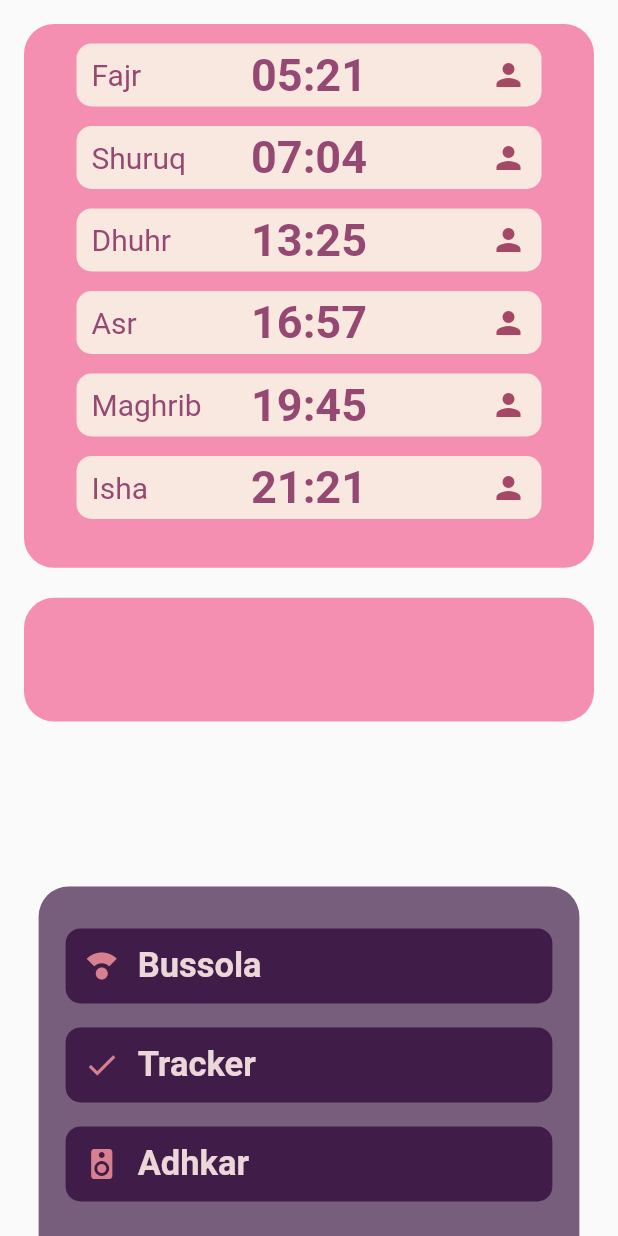
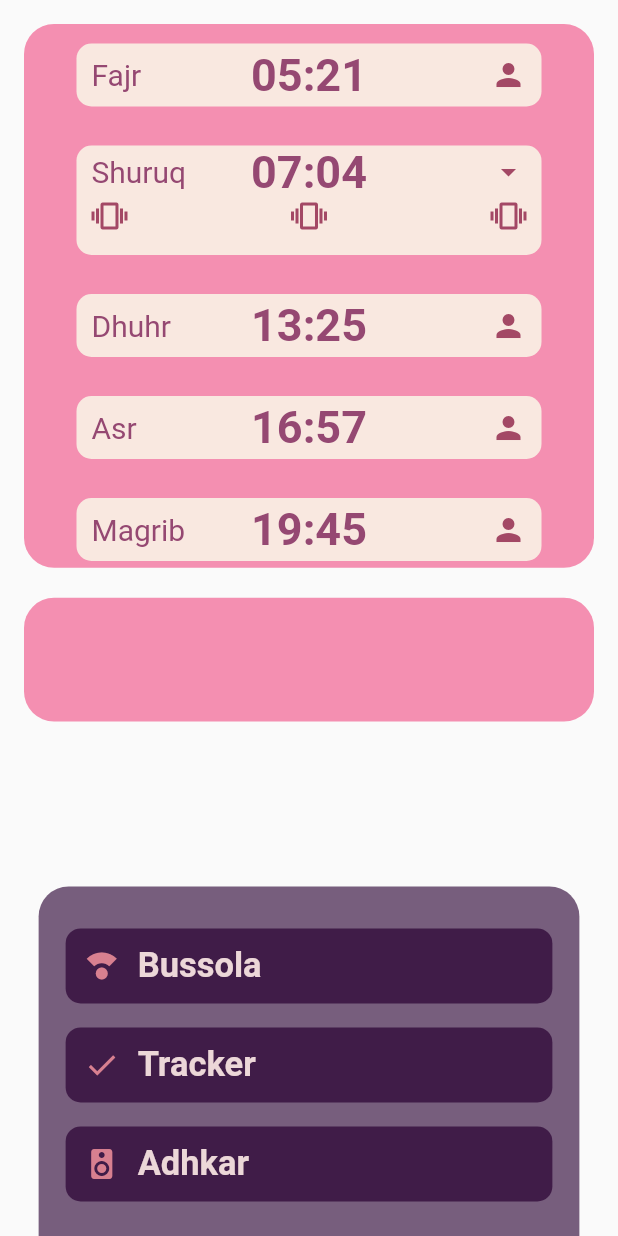
Before and after one commit to om4rr4mo/UPray, a Flutter app: the screen it shows after launch, after a tap on "Fajr", after a tap on "Shuruq", on a phone screen of 412 x 824 dp. Run offline on Flutter 3.47's test engine with Material 2 defaults, Android fonts, the phone set to English and light mode, and no system bars.

Commit message:
prayer notification [added]

```diff
--- a/lib/components/expandible_contents/home/prayer_expanded.dart
+++ b/lib/components/expandible_contents/home/prayer_expanded.dart
@@ -18,13 +18,13 @@ class _PrayerExpandedState extends State<PrayerExpanded> {
   Widget build(BuildContext context) {
     return SingleChildScrollView(
       child: Column(
-        children: [
-          PrayerMenu(prayerName: "Fajr", prayerTime: "05:21", onTap: () {}),
-          PrayerMenu(prayerName: "Shuruq", prayerTime: "07:04", onTap: () {}),
-          PrayerMenu(prayerName: "Dhuhr", prayerTime: "13:25", onTap: () {}),
-          PrayerMenu(prayerName: "Asr", prayerTime: "16:57", onTap: () {}),
-          PrayerMenu(prayerName: "Maghrib", prayerTime: "19:45", onTap: () {}),
-          PrayerMenu(prayerName: "Isha", prayerTime: "21:21", onTap: () {}),
+        children: const [
+          PrayerMenu(prayerName: "Fajr", prayerTime: "05:21"),
+          PrayerMenu(prayerName: "Shuruq", prayerTime: "07:04"),
+          PrayerMenu(prayerName: "Dhuhr", prayerTime: "13:25"),
+          PrayerMenu(prayerName: "Asr", prayerTime: "16:57"),
+          PrayerMenu(prayerName: "Magrib", prayerTime: "19:45"),
+          PrayerMenu(prayerName: "Isha", prayerTime: "21:21"),
         ],
       ),
     );
--- a/lib/components/prayer.dart
+++ b/lib/components/prayer.dart
@@ -1,15 +1,13 @@
 import 'package:flutter/material.dart';
+import 'package:upray/components/expandible_container.dart';
+import 'package:upray/static_files/variables.dart';
 
 class PrayerMenu extends StatefulWidget {
   final String prayerName;
   final String prayerTime;
-  final Function() onTap;
 
   const PrayerMenu(
-      {Key? key,
-      required this.prayerName,
-      required this.prayerTime,
-      required this.onTap})
+      {Key? key, required this.prayerName, required this.prayerTime})
       : super(key: key);
 
   @override
@@ -24,16 +22,63 @@ class _PrayerMenuState extends State<PrayerMenu> {
 
   @override
   Widget build(BuildContext context) {
-    return GestureDetector(
-      child: Container(
-        height: 42,
-        margin: const EdgeInsets.only(top: 13),
-        width: 310,
-        decoration: BoxDecoration(
-          color: const Color(0xFFF9E8E0),
-          borderRadius: BorderRadius.circular(10),
+    return Padding(
+      padding: const EdgeInsets.symmetric(vertical: 13.0),
+      child: ExpandibleContainer(
+        borderRadius: smallBorderRadius,
+        onTap: () {
+          setState(() {
+            notificationCollapsed = !notificationCollapsed;
+          });
+        },
+        collapsed: notificationCollapsed,
+        collapsedHeight: 42.0,
+        expandedHeight: 73.0,
+        width: 310.0,
+        bgColor: const Color(0xFFF9E8E0),
+        collapsedContent: PrayerBox(
+          prayerName: widget.prayerName,
+          prayerTime: widget.prayerTime,
+          icon: Icons.person,
         ),
-        child: Flex(
+        expandedContent: SingleChildScrollView(
+          scrollDirection: Axis.vertical,
+          child: Column(
+            children: [
+              PrayerBox(
+                prayerName: widget.prayerName,
+                prayerTime: widget.prayerTime,
+                icon: Icons.arrow_drop_down,
+              ),
+              const NotificationBox()
+            ],
+          ),
+        ),
+      ),
+    );
+  }
+}
+
+class PrayerBox extends StatefulWidget {
+  final String prayerName;
+  final String prayerTime;
+  final IconData icon;
+
+  const PrayerBox(
+      {Key? key,
+      required this.prayerName,
+      required this.prayerTime,
+      required this.icon})
+      : super(key: key);
+
+  @override
+  State<PrayerBox> createState() => _PrayerBoxState();
+}
+
+class _PrayerBoxState extends State<PrayerBox> {
+  @override
+  Widget build(BuildContext context) {
+    return Flex(
       direction: Axis.horizontal,
       children: [
         Flexible(
@@ -69,16 +114,65 @@ class _PrayerMenuState extends State<PrayerMenu> {
           child: Container(
             alignment: Alignment.centerRight,
             padding: const EdgeInsets.symmetric(horizontal: 10.0),
+            child: Icon(
+              widget.icon,
+              color: const Color(0xFFA34865),
+            ),
+          ),
+        ),
+      ],
+    );
+  }
+}
+
+class NotificationBox extends StatefulWidget {
+  const NotificationBox({
+    Key? key,
+  }) : super(key: key);
+
+  @override
+  State<NotificationBox> createState() => _NotificationBoxState();
+}
+
+class _NotificationBoxState extends State<NotificationBox> {
+  @override
+  Widget build(BuildContext context) {
+    return Flex(
+      direction: Axis.horizontal,
+      children: [
+        Flexible(
+          flex: 1,
+          child: Container(
+            alignment: Alignment.centerLeft,
+            padding: const EdgeInsets.symmetric(horizontal: 10.0),
             child: const Icon(
-                  Icons.person,
+              Icons.vibration,
+              color: Color(0xFFA34865),
+            ),
+          ),
+        ),
+        Flexible(
+          flex: 1,
+          child: Container(
+            alignment: Alignment.center,
+            child: const Icon(
+              Icons.vibration,
+              color: Color(0xFFA34865),
+            ),
+          ),
+        ),
+        Flexible(
+          flex: 1,
+          child: Container(
+            alignment: Alignment.centerRight,
+            padding: const EdgeInsets.symmetric(horizontal: 10.0),
+            child: const Icon(
+              Icons.vibration,
               color: Color(0xFFA34865),
             ),
           ),
         ),
       ],
-        ),
-      ),
-      onTap: widget.onTap,
     );
   }
 }
--- a/lib/static_files/variables.dart
+++ b/lib/static_files/variables.dart
@@ -1,8 +1,10 @@
 bool prayerCollapsed = true;
 bool calendarCollapsed = true;
+bool notificationCollapsed = true;
 bool madhabCollapsed = true;
 bool calculationMethodCollapsed = true;
 bool languageCollapsed = true;
+
 MadhabEnum currentMadhab = MadhabEnum.shafi;
 CalculationMethodEnum currentCalculationMethod =
     CalculationMethodEnum.worldwide;
```
Lines whose indentation alone changed are shown as unchanged.
